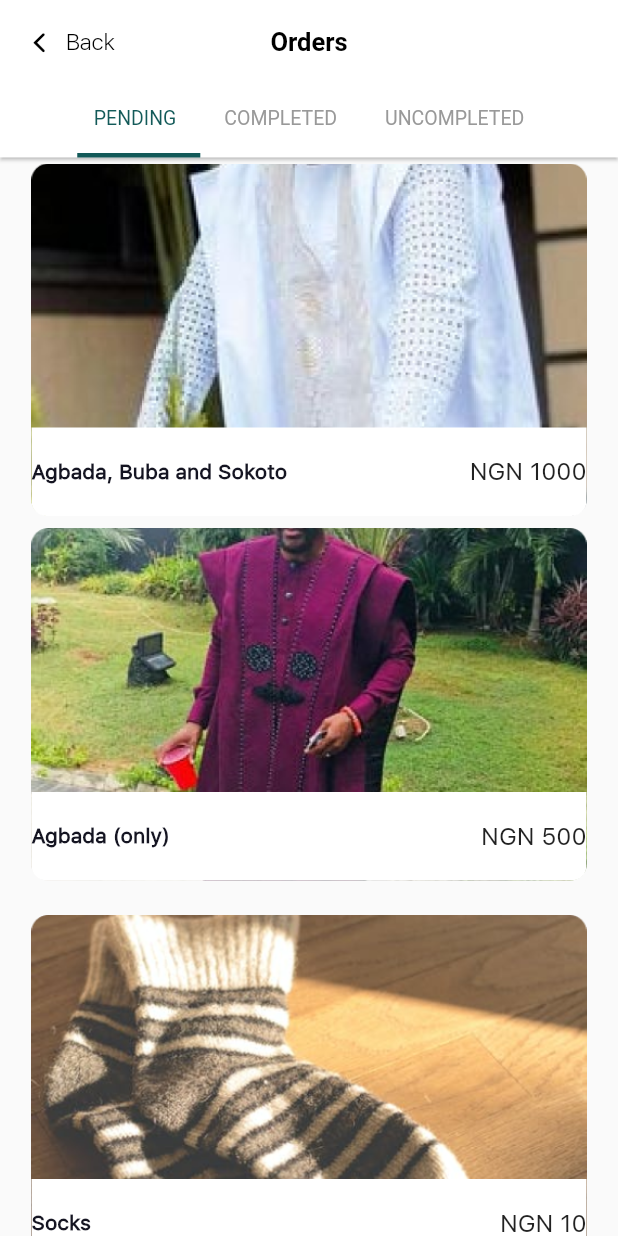
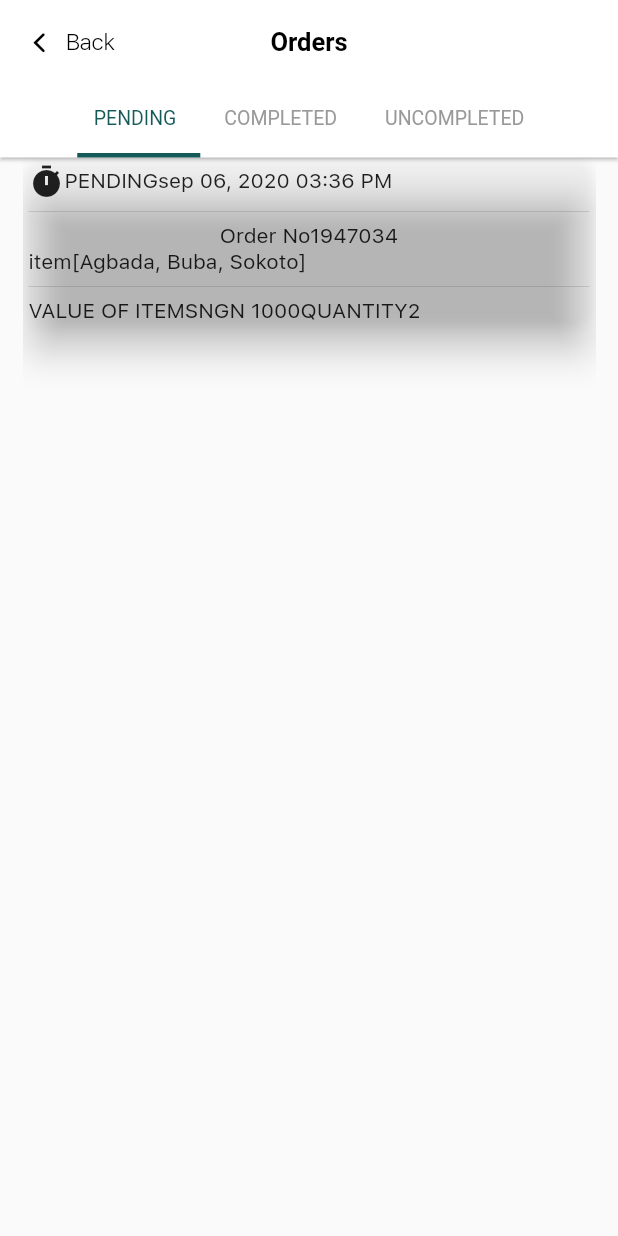
Before and after one commit to Francisop/launmax_lm_app, a Flutter app: the OrderScreen screen opened directly, on a phone screen of 412 x 824 dp. Run offline on Flutter 3.47's test engine with Material 2 defaults, Android fonts, the phone set to English and light mode, and no system bars; our stand-ins replace flutter_svg, outline_material_icons; project files that could hold a hidden picture were left out.

Commit message:
chore:order screen 20%

```diff
--- a/lib/ui/screens/order/order_screen.dart
+++ b/lib/ui/screens/order/order_screen.dart
@@ -58,35 +58,14 @@ class _OrderScreenState extends State<OrderScreen> {
               ListView(
                 children: [
                   MyCards(
-                    heading: "Agbada, Buba and Sokoto",
-                    subHeading: 'NGN 1000',
-                    color: Theme.of(context).accentColor,
-                    image: 'assets/images/product1.png',
+                    items: ["Agbada", "Buba", "Sokoto"],
+                    value: 1000,
+                    orderNo: "Order No1947034",
+                    quantity: 2,
                     tap: null,
+                    status: "pending",
                   ),
-                  MyCards(
-                    heading: "Agbada (only)",
-                    subHeading: 'NGN 500',
-                    color: Colors.white,
-                    image: 'assets/images/product2.png',
-                    tap: null,
-                  ),
-                  SizedBox(height: 15),
-                  MyCards(
-                    heading: "Socks",
-                    subHeading: 'NGN 10',
-                    color: Theme.of(context).accentColor,
-                    image: 'assets/images/product3.png',
-                    tap: null,
-                  ),
-                  SizedBox(height: 15),
-                  MyCards(
-                    heading: "Agbada, Buba and Sokoto",
-                    subHeading: 'NGN 1000',
-                    color: Theme.of(context).accentColor,
-                    image: 'assets/images/product1.png',
-                    tap: null,
-                  ),
+
                   SizedBox(
                     height: 26,
                   ),
@@ -95,35 +74,14 @@ class _OrderScreenState extends State<OrderScreen> {
               ListView(
                 children: [
                   MyCards(
-                    heading: "Agbada, Buba and Sokoto",
-                    subHeading: 'NGN 1000',
-                    color: Theme.of(context).accentColor,
-                    image: 'assets/images/product1.png',
+                    items: ["Agbada", "Buba", "Sokoto"],
+                    value: 1000,
+                    orderNo: "Order No1947034",
+                    quantity: 2,
                     tap: null,
+                    status: "pending",
                   ),
-                  MyCards(
-                    heading: "Agbada (only)",
-                    subHeading: 'NGN 500',
-                    color: Colors.white,
-                    image: 'assets/images/product2.png',
-                    tap: null,
-                  ),
-                  SizedBox(height: 15),
-                  MyCards(
-                    heading: "Socks",
-                    subHeading: 'NGN 10',
-                    color: Theme.of(context).accentColor,
-                    image: 'assets/images/product3.png',
-                    tap: null,
-                  ),
-                  SizedBox(height: 15),
-                  MyCards(
-                    heading: "Agbada, Buba and Sokoto",
-                    subHeading: 'NGN 1000',
-                    color: Theme.of(context).accentColor,
-                    image: 'assets/images/product1.png',
-                    tap: null,
-                  ),
+
                   SizedBox(
                     height: 26,
                   ),
@@ -132,35 +90,14 @@ class _OrderScreenState extends State<OrderScreen> {
               ListView(
                 children: [
                   MyCards(
-                    heading: "Agbada, Buba and Sokoto",
-                    subHeading: 'NGN 1000',
-                    color: Theme.of(context).accentColor,
-                    image: 'assets/images/product1.png',
+                    items: ["Agbada", "Buba", "Sokoto"],
+                    value: 1000,
+                    orderNo: "Order No1947034",
+                    quantity: 2,
                     tap: null,
+                    status: "pending",
                   ),
-                  MyCards(
-                    heading: "Agbada (only)",
-                    subHeading: 'NGN 500',
-                    color: Colors.white,
-                    image: 'assets/images/product2.png',
-                    tap: null,
-                  ),
-                  SizedBox(height: 15),
-                  MyCards(
-                    heading: "Socks",
-                    subHeading: 'NGN 10',
-                    color: Theme.of(context).accentColor,
-                    image: 'assets/images/product3.png',
-                    tap: null,
-                  ),
-                  SizedBox(height: 15),
-                  MyCards(
-                    heading: "Agbada, Buba and Sokoto",
-                    subHeading: 'NGN 1000',
-                    color: Theme.of(context).accentColor,
-                    image: 'assets/images/product1.png',
-                    tap: null,
-                  ),
+
                   SizedBox(
                     height: 26,
                   ),
@@ -175,17 +112,19 @@ class _OrderScreenState extends State<OrderScreen> {
 }
 
 class MyCards extends StatelessWidget {
-  final String heading;
-  final String subHeading;
-  final String image;
-  final Color color;
+  final String status;
+  final String orderNo;
+  final int value;
+  final int quantity;
+  final List items;
   final Function tap;
   const MyCards({
     Key key,
-    this.heading,
-    this.subHeading,
-    this.image,
-    this.color,
+    this.value,
+    this.orderNo,
+    this.quantity,
+    this.items,
+    this.status,
     this.tap,
   }) : super(key: key);
   @override
@@ -194,68 +133,52 @@ class MyCards extends StatelessWidget {
       borderRadius: BorderRadius.circular(20),
       onTap: tap,
       child: Card(
-        elevation: 0,
-        color: Colors.transparent,
-        shape: RoundedRectangleBorder(borderRadius: BorderRadius.circular(10)),
-        child: Stack(
-          children: <Widget>[
-            Column(
-              crossAxisAlignment: CrossAxisAlignment.end,
-              mainAxisSize: MainAxisSize.max,
+          elevation: 9.9,
+          color: Colors.transparent,
+          shape:
+              RoundedRectangleBorder(borderRadius: BorderRadius.circular(10)),
+          child: Column(children: [
+            Container(
+                child: Row(
               children: [
-                Image(
-                  image: AssetImage(image),
-                  height: 235,
-                  width: McGyver.rsDoubleW(context, 140),
+                Container(
+                  child: Row(children: [
+                    Icon(Icons.timer),
+                    Text(status.toUpperCase()),
+                  ]),
                 ),
+                Container(
+                  child: Text("sep 06, 2020 03:36 PM"),
+                )
               ],
+            )),
+            Divider(),
+            Container(
+              child: Column(children: [
+                Container(child: Text(orderNo)),
+                Container(
+                  child: Row(
+                    children: [
+                      Text('item'),
+                      Text(items.toString()),
+                    ],
+                  ),
+                )
+              ]),
             ),
-            Positioned(
-              left: 0,
-              right: 0,
-              top: 100,
-              bottom: 0,
-              child: Column(
-                mainAxisAlignment: MainAxisAlignment.spaceBetween,
-                //  crossAxisAlignment: CrossAxisAlignment.center,
-                children: [
-                  SizedBox(
-                    height: 56,
-                  ),
-                  Container(
-                    width: 370,
-                    padding: EdgeInsets.only(top: 20, bottom: 20),
-                    decoration: BoxDecoration(
-                        borderRadius: BorderRadius.only(
-                            bottomLeft: Radius.circular(10),
-                            bottomRight: Radius.circular(10)),
-                        color: Colors.white),
-                    child: Row(
-                        mainAxisSize: MainAxisSize.max,
-                        mainAxisAlignment: MainAxisAlignment.spaceBetween,
-                        children: <Widget>[
-                          Text(
-                            heading,
-                            style: TextStyle(
-                              fontSize: 14,
-                              fontWeight: FontWeight.w600,
-                              color: Color(0xff151522),
-                            ),
-                          ),
-                          Text(
-                            subHeading,
-                            style: TextStyle(
-                              fontSize: 16,
-                            ),
-                          ),
-                        ]),
-                  ),
-                ],
-              ),
+            Divider(),
+            Container(
+              child: Row(children: [
+                Text('VALUE OF ITEMS'),
+                Text('NGN $value'),
+                Text('QUANTITY'),
+                Text(quantity.toString()),
+              ]),
             ),
-          ],
-        ),
-      ),
+          ])),
     );
   }
 }
+
+
+// Theme.of(context).accentColor
```
